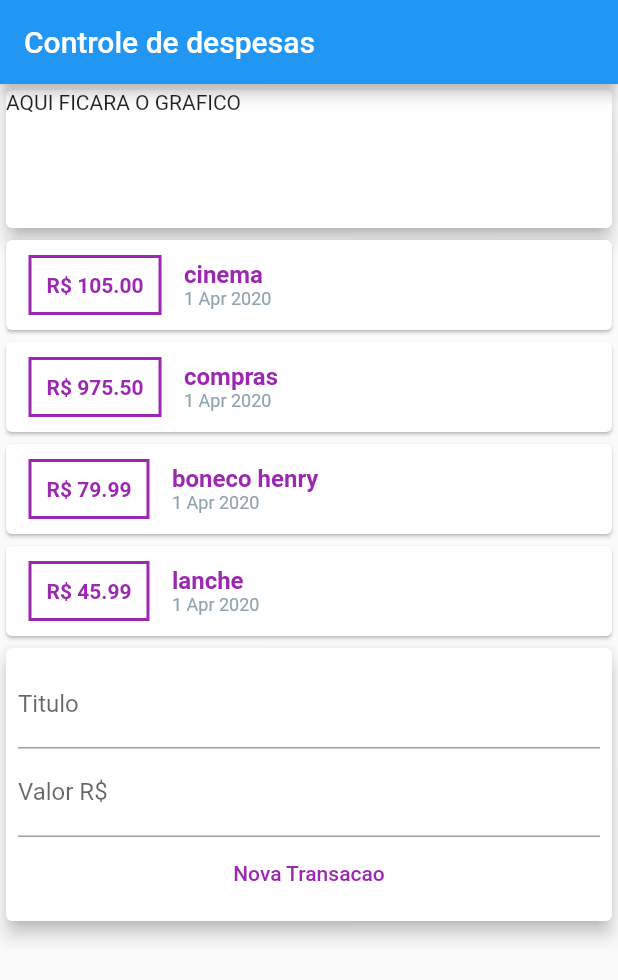
After one commit to ivonildo-lopes/despesas-flutter, a Flutter app: the screen it shows after launch, on a phone screen of 412 x 824 dp. The commit adds this screen. Shown: the top 980 px of the screen. Run offline on Flutter 3.47's test engine with Material 2 defaults, Android fonts, the phone set to English and light mode, and no system bars.

Commit message:
criando o component transactionUser

```diff
--- /dev/null
+++ b/lib/components/transactionUser.dart
@@ -0,0 +1,36 @@
+import 'package:despesas/cardTransactionNew.dart';
+import 'package:despesas/components/cardTransaction.dart';
+import 'package:despesas/model/transaction.dart';
+import 'package:flutter/material.dart';
+
+class TransactionUser extends StatefulWidget {
+  TransactionUser();
+
+  @override
+  State<StatefulWidget> createState() {
+    return _TransactionUserState();
+  }
+}
+
+class _TransactionUserState extends State<TransactionUser> {
+
+  String title;
+  String value;
+
+   final _transactions = [
+      Transaction(id: '1', title: 'cinema', value: 105, date: DateTime.now()),
+      Transaction(id: '2', title: 'compras', value: 975.50, date: DateTime.now()),
+      Transaction(id: '3', title: 'boneco henry', value: 79.99, date: DateTime.now()),
+      Transaction(id: '4', title: 'lanche', value: 45.99, date: DateTime.now()),
+   ];
+
+  @override
+  Widget build(BuildContext context) {
+    return Column(
+      children: <Widget>[
+        CardTransaction(_transactions),
+          CardTransactionNew()
+      ],
+    );
+  }
+}
--- a/lib/main.dart
+++ b/lib/main.dart
@@ -1,5 +1,6 @@
-import 'package:despesas/cardTransaction.dart';
 import 'package:despesas/cardTransactionNew.dart';
+import 'package:despesas/components/cardTransaction.dart';
+import 'package:despesas/components/transactionUser.dart';
 import 'package:despesas/grafico.dart';
 import 'package:despesas/model/transaction.dart';
 import 'package:flutter/material.dart';
@@ -15,16 +16,6 @@ class Despesa  extends StatelessWidget {
 
 class HomePage  extends StatelessWidget {
 
-  String title;
-  String value;
-
-   final _transactions = [
-      Transaction(id: '1', title: 'cinema', value: 105, date: DateTime.now()),
-      Transaction(id: '2', title: 'compras', value: 975.50, date: DateTime.now()),
-      Transaction(id: '3', title: 'boneco henry', value: 79.99, date: DateTime.now()),
-      Transaction(id: '4', title: 'lanche', value: 45.99, date: DateTime.now()),
-   ];
-
   @override
   Widget build(BuildContext context) {
     return Scaffold(
@@ -36,8 +27,9 @@ class HomePage  extends StatelessWidget {
         crossAxisAlignment: CrossAxisAlignment.stretch,
         children: <Widget>[
           Grafico(),
-          CardTransaction(_transactions),
-          CardTransactionNew()
+          TransactionUser()
+          // CardTransaction(null),
+          // CardTransactionNew()
         ],
       ),
     );
```
Also changed, not shown: lib/components/cardTransaction.dart (renamed from lib/cardTransaction.dart).
